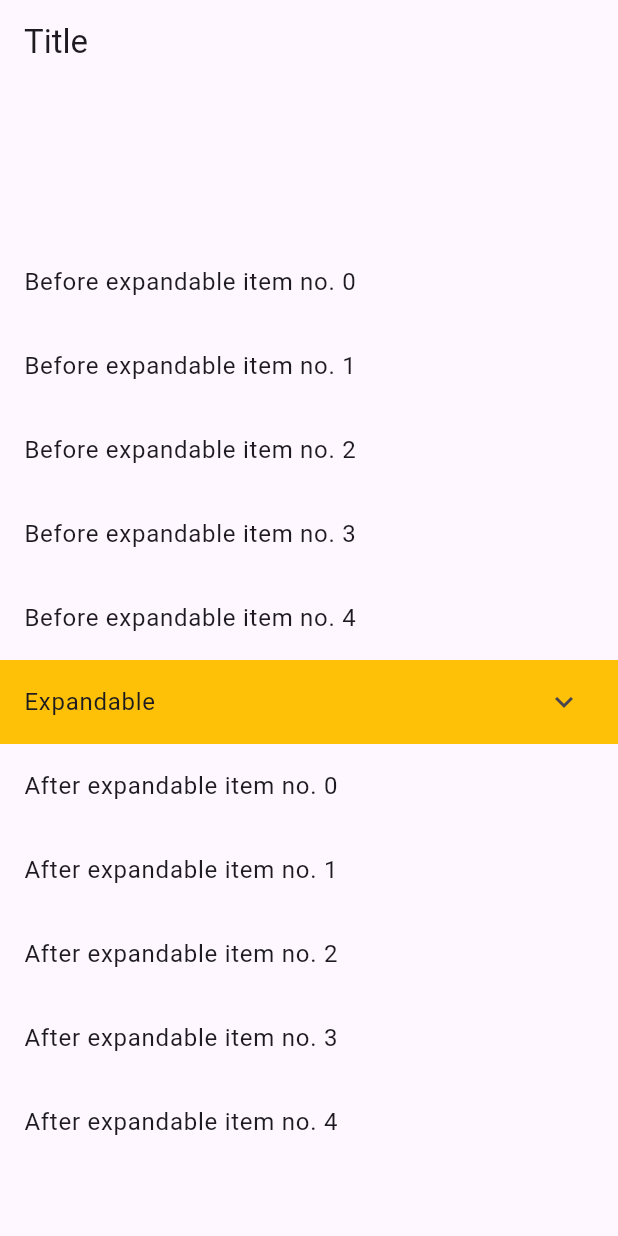
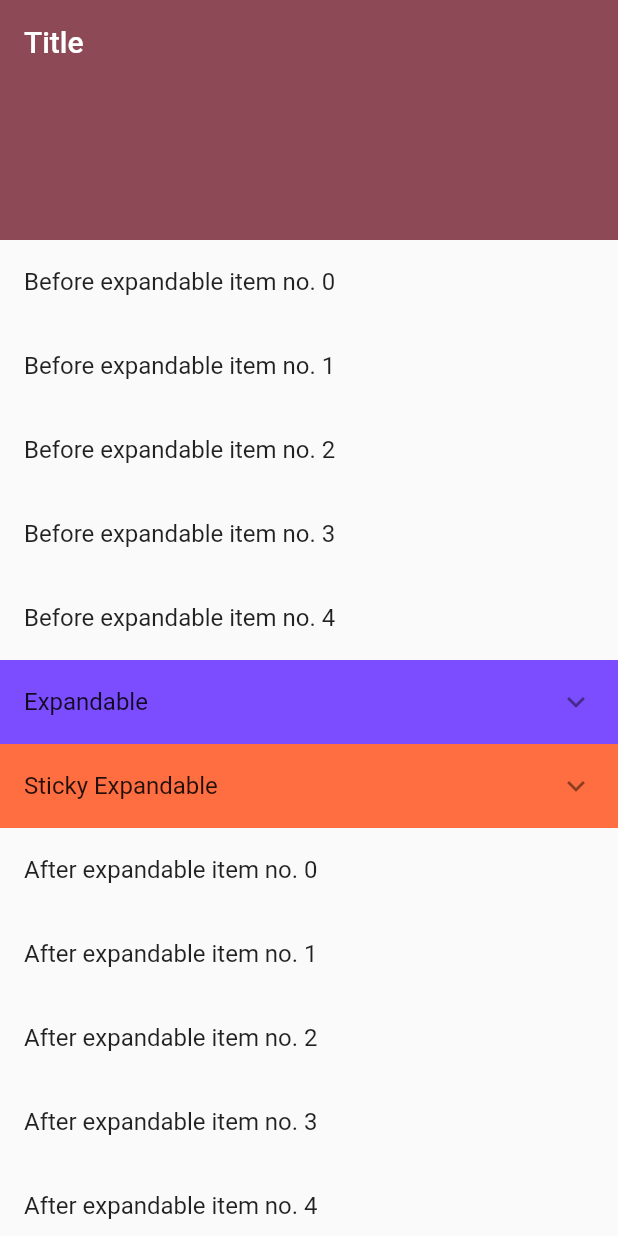
Before and after one commit to Taskulu/sliver_expandable, a Flutter app: the screen it shows after launch, on a phone screen of 412 x 824 dp. Run offline on Flutter 3.47's test engine with Material 3 defaults, Android fonts, the phone set to English and light mode, and no system bars; our stand-ins replace flutter_sticky_header.

Commit message:
Release v1.1.0

```diff
--- a/example/lib/main.dart
+++ b/example/lib/main.dart
@@ -1,6 +1,7 @@
 import 'dart:math';
 
 import 'package:flutter/material.dart';
+import 'package:flutter_sticky_header/flutter_sticky_header.dart';
 import 'package:sliver_expandable/sliver_expandable.dart';
 
 void main() {
@@ -13,9 +14,10 @@ class MyApp extends StatelessWidget {
   @override
   Widget build(BuildContext context) {
     return MaterialApp(
-      title: 'Flutter Demo',
+      title: 'Sliver Expandable Demo',
       theme: ThemeData(
-        primarySwatch: Colors.blue,
+        useMaterial3: false,
+        colorScheme: ColorScheme.fromSeed(seedColor: Colors.pink),
       ),
       home: const MyHomePage(),
     );
@@ -42,21 +44,21 @@ class _MyHomePageState extends State<MyHomePage> {
             expandedHeight: 160,
             stretch: true,
             pinned: true,
+            centerTitle: false,
             title: Text('Title'),
-            centerTitle: false,
           ),
           SliverList(
               delegate: SliverChildBuilderDelegate(
-            (context, index) => ListTile(
-              title: Text('Before expandable item no. $index'),
-            ),
+            (context, index) =>
+                ListTile(title: Text('Before expandable item no. $index')),
             childCount: 5,
           )),
           AnimatedSliverExpandable(
             expanded: _expanded,
-            headerBuilder: (context, animation) => ListTile(
+            headerBuilder: (context, animation) => ColoredBox(
+              color: Colors.deepPurpleAccent,
+              child: ListTile(
                 onTap: () => setState(() => _expanded = !_expanded),
-              tileColor: Colors.amber,
                 title: const Text('Expandable'),
                 trailing: AnimatedBuilder(
                   animation: animation,
@@ -67,24 +69,75 @@ class _MyHomePageState extends State<MyHomePage> {
                   child: const Icon(Icons.chevron_left),
                 ),
               ),
+            ),
             sliver: SliverList(
               delegate: SliverChildBuilderDelegate(
-                (context, index) => ListTile(
-                  title: Text('Expandable item no. $index'),
-                ),
+                (context, index) =>
+                    ListTile(title: Text('Expandable item no. $index')),
                 childCount: 5,
               ),
             ),
           ),
-          SliverList(
+          const StickyExpandableList(),
+          SliverSafeArea(
+            top: false,
+            sliver: SliverList(
                 delegate: SliverChildBuilderDelegate(
-            (context, index) => ListTile(
-              title: Text('After expandable item no. $index'),
+              (context, index) =>
+                  ListTile(title: Text('After expandable item no. $index')),
+              childCount: 10,
+            )),
           ),
-            childCount: 5,
-          )),
         ],
       ),
     );
   }
 }
+
+class StickyExpandableList extends StatefulWidget {
+  const StickyExpandableList({super.key});
+
+  @override
+  State<StickyExpandableList> createState() => _StickyExpandableListState();
+}
+
+class _StickyExpandableListState extends State<StickyExpandableList>
+    with SingleTickerProviderStateMixin {
+  late final _controller = AnimationController(
+      vsync: this, duration: const Duration(milliseconds: 250));
+  late final _animation =
+      CurvedAnimation(parent: _controller, curve: Curves.easeInOut);
+  bool _expandable = false;
+
+  @override
+  Widget build(BuildContext context) => SliverStickyHeader(
+        header: ColoredBox(
+          color: Colors.deepOrangeAccent,
+          child: ListTile(
+            onTap: () {
+              _expandable = !_expandable;
+              _controller.animateTo(_expandable ? 1 : 0);
+            },
+            title: const Text('Sticky Expandable'),
+            trailing: AnimatedBuilder(
+              animation: _animation,
+              builder: (context, child) => Transform.rotate(
+                angle: (_animation.value - 0.5) * pi,
+                child: child,
+              ),
+              child: const Icon(Icons.chevron_left),
+            ),
+          ),
+        ),
+        sliver: SliverExpandable(
+          sliver: SliverList(
+            delegate: SliverChildBuilderDelegate(
+              (context, index) =>
+                  ListTile(title: Text('Expandable item no. $index')),
+              childCount: 10,
+            ),
+          ),
+          animation: _animation,
+        ),
+      );
+}
--- a/example/pubspec.yaml
+++ b/example/pubspec.yaml
@@ -11,6 +11,7 @@ dependencies:
   flutter:
     sdk: flutter
   cupertino_icons: ^1.0.2
+  flutter_sticky_header: ^0.6.5
   sliver_expandable:
     path: ../
 
--- a/pubspec.yaml
+++ b/pubspec.yaml
@@ -1,11 +1,11 @@
 name: sliver_expandable
 description: A Sliver Flutter widget that can be used to expand or collapse another child Sliver widget
-version: 1.0.0
+version: 1.1.0
 homepage: https://github.com/Taskulu/sliver_expandable
 repository: https://github.com/Taskulu/sliver_expandable
 issue_tracker: https://github.com/Taskulu/sliver_expandable/issues
 screenshots:
-  - description: 'This screenshot shows an expanding and collapsing SliverList in a CustomScrollView'
+  - description: 'Expanding and collapsing SliverList in a CustomScrollView'
     path: screenshots/1.webp
 topics:
   - sliver
```
Also changed, not shown: example/pubspec.lock, 3 other files. Lines whose indentation alone changed are shown as unchanged.
